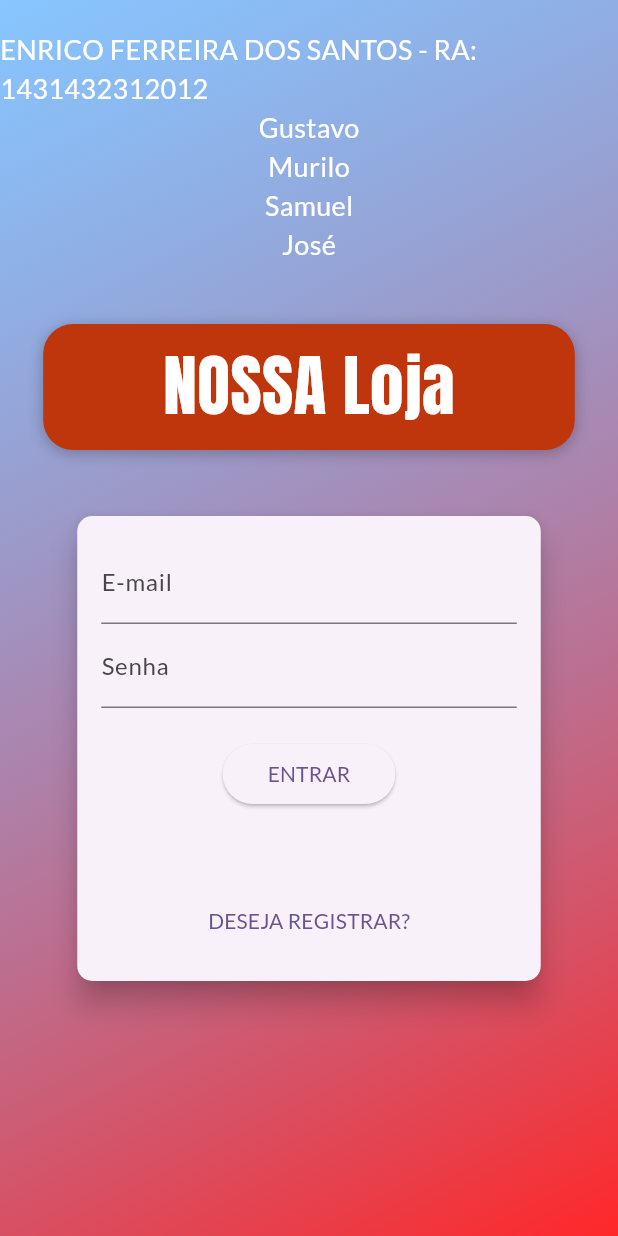
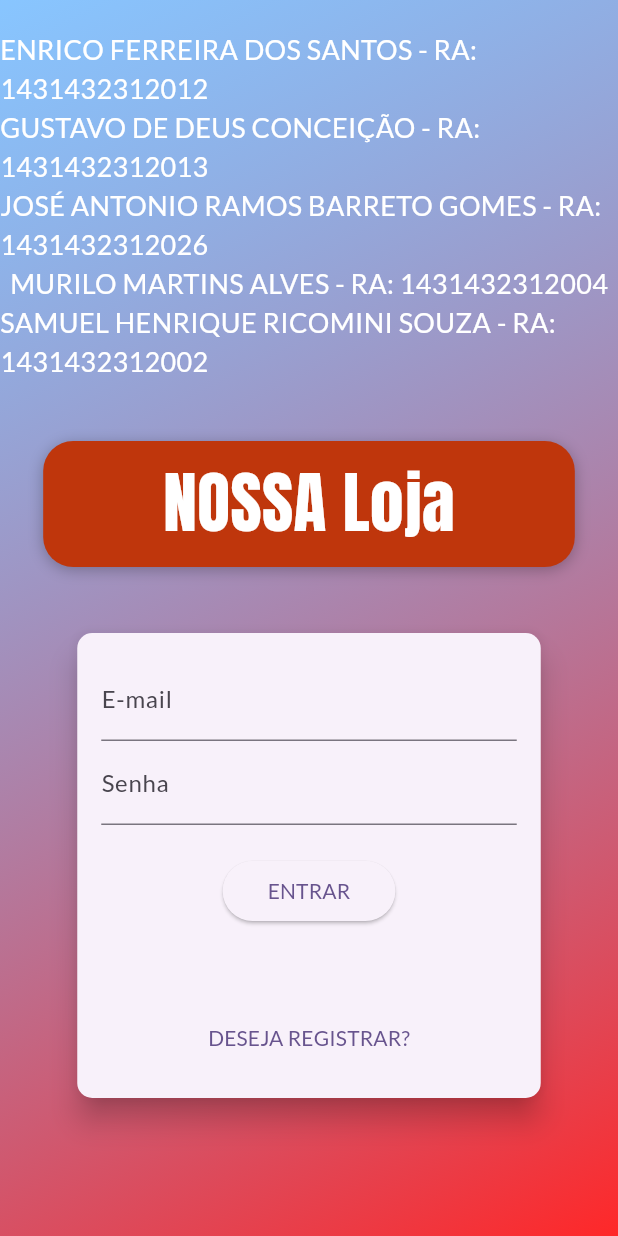
Before and after one commit to enricofs/flutter-web-nossa-loja, a Flutter app: the screen it shows after launch, on a phone screen of 412 x 824 dp. Run offline on Flutter 3.47's test engine with Material 3 defaults, Android fonts, the phone set to English and light mode, and no system bars; our stand-ins replace flutter_dotenv, shared_preferences.

Commit message:
update name group

```diff
--- a/lib/pages/auth_page.dart
+++ b/lib/pages/auth_page.dart
@@ -39,28 +39,28 @@ class AuthPage extends StatelessWidget {
                   ),
                 ),
                 Text(
-                  'Gustavo',
+                  'GUSTAVO DE DEUS CONCEIÇÃO - RA: 1431432312013',
                   style: TextStyle(
                     fontSize: 18,
                     color: Colors.white,
                   ),
                 ),
                 Text(
-                  'Murilo',
+                  'JOSÉ ANTONIO RAMOS BARRETO GOMES - RA: 1431432312026',
                   style: TextStyle(
                     fontSize: 18,
                     color: Colors.white,
                   ),
                 ),
                 Text(
-                  'Samuel',
+                  'MURILO MARTINS ALVES - RA: 1431432312004',
                   style: TextStyle(
                     fontSize: 18,
                     color: Colors.white,
                   ),
                 ),
                 Text(
-                  'José',
+                  'SAMUEL HENRIQUE RICOMINI SOUZA - RA: 1431432312002',
                   style: TextStyle(
                     fontSize: 18,
                     color: Colors.white,
```
